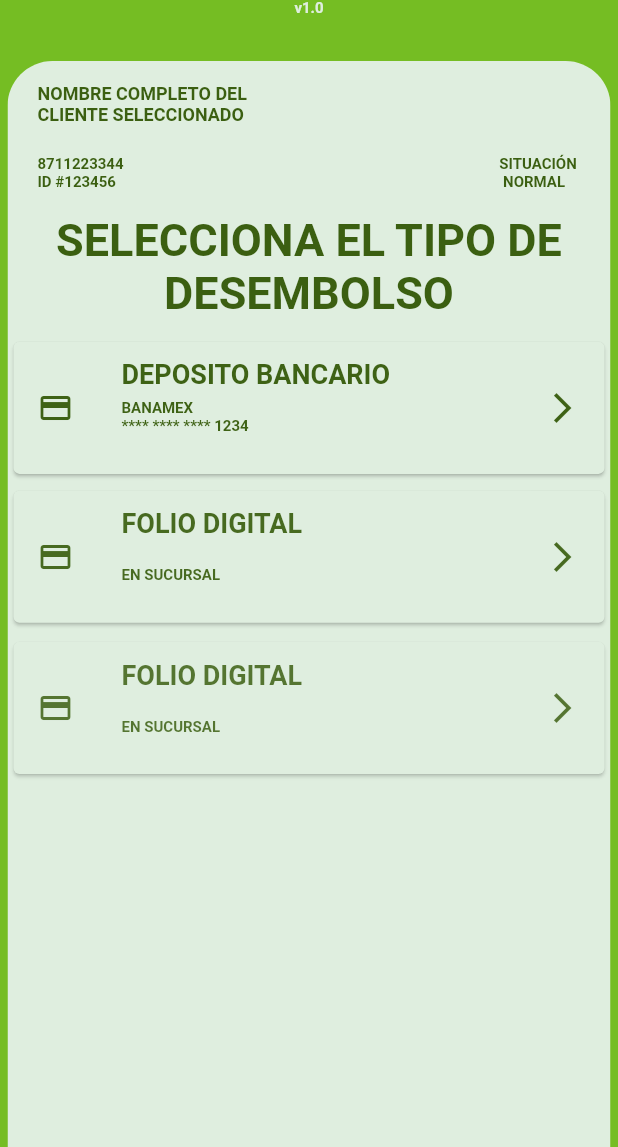
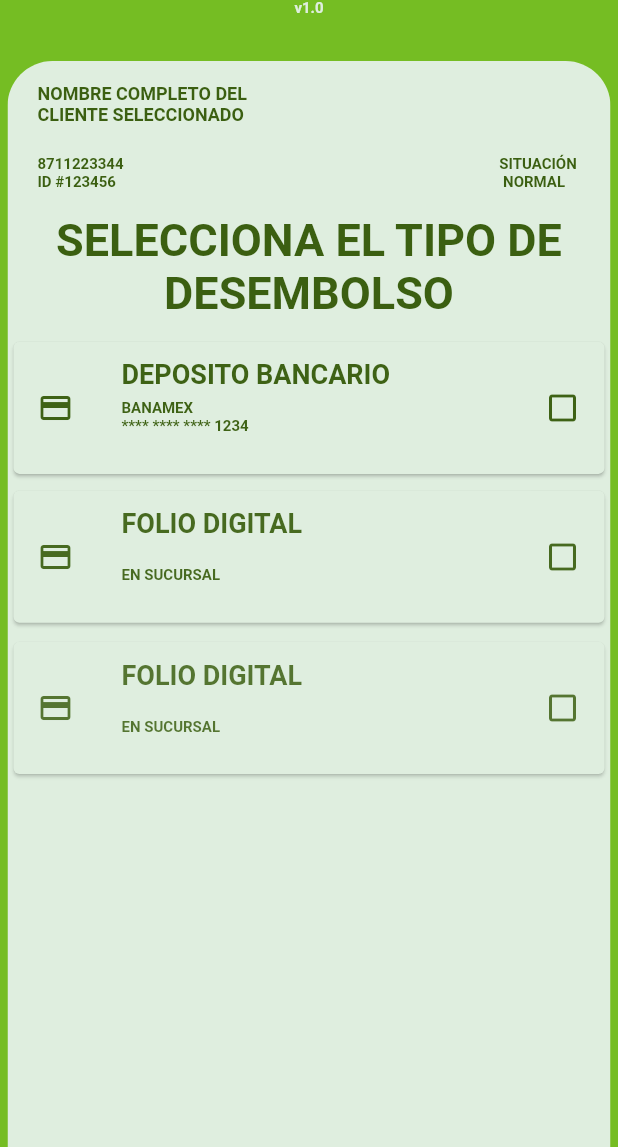
Before and after one commit to guillermoherrera/app_vale_cv, a Flutter app: the DesembolsoPage screen opened by its route, on a phone screen of 412 x 824 dp, the part 89-1236 px from its top. Run offline on Flutter 3.47's test engine with Material 2 defaults, Android fonts, the phone set to English and light mode, and no system bars; our stand-ins replace bloc, flutter_bloc, shimmer.

Commit message:
bottom button

```diff
--- a/lib/Pages/vales/desembolso_page.dart
+++ b/lib/Pages/vales/desembolso_page.dart
@@ -1,3 +1,4 @@
+import 'package:app_vale_cv/widgets/custom_elevated_button.dart';
 import 'package:flutter/material.dart';
 
 import '../../helpers/constants.dart';
@@ -5,8 +6,8 @@ import '../../helpers/custom_route_transition.dart';
 import '../../widgets/animator.dart';
 import '../../widgets/custom_app_bar.dart';
 import '../../widgets/custom_list_tile.dart';
-import '../../widgets/custom_loading.dart';
 import '../../widgets/custom_shimmer.dart';
+import '../../widgets/shake_transition.dart';
 
 class DesembolsoPage extends StatefulWidget {
   const DesembolsoPage({Key? key}) : super(key: key);
@@ -23,6 +24,7 @@ class _DesembolsoPageState extends State<DesembolsoPage> {
   bool _cargando = true;
   bool _withInfo = false;
   List<int> _desembolsos = [];
+  int optSelected = -1;
 
   _getData() async {
     await Future.delayed(const Duration(seconds: 1));
@@ -33,6 +35,12 @@ class _DesembolsoPageState extends State<DesembolsoPage> {
         _desembolsos = [1, 2, 3];
       });
     }
+  }
+
+  _optSelected(int opt) {
+    setState(() {
+      optSelected = opt;
+    });
   }
 
   @override
@@ -104,6 +112,7 @@ class _DesembolsoPageState extends State<DesembolsoPage> {
       children: [
         _fillHeader(),
         _fillBody(),
+        optSelected > -1 ? _button() : Container()
       ],
     );
   }
@@ -180,35 +189,77 @@ class _DesembolsoPageState extends State<DesembolsoPage> {
                   return WidgetAnimator(
                       child: GestureDetector(
                           onTap: () {
-                            Navigator.push(
-                                context,
-                                _customRoute
-                                    .createRutaSlide(Constants.pagePlazos));
+                            _optSelected(index);
                           },
                           child: CustomListTile(
                               title: Text(
                                   index == 0
                                       ? 'DEPOSITO BANCARIO'
                                       : 'FOLIO DIGITAL',
-                                  style: Constants.textStyleSubTitle),
+                                  style: optSelected == index
+                                      ? Constants.textStyleSubTitleAlternative
+                                      : Constants.textStyleSubTitle),
                               subTitle: Column(
                                 crossAxisAlignment: CrossAxisAlignment.start,
                                 children: [
                                   Text(index == 0 ? 'BANAMEX' : '',
-                                      style: Constants.textStyleParagraph),
+                                      style: optSelected == index
+                                          ? Constants
+                                              .textStyleParagraphAlternative
+                                          : Constants.textStyleParagraph),
                                   Text(
                                       index == 0
                                           ? '**** **** **** 1234'
                                           : 'EN SUCURSAL',
-                                      style: Constants.textStyleParagraph),
+                                      style: optSelected == index
+                                          ? Constants
+                                              .textStyleParagraphAlternative
+                                          : Constants.textStyleParagraph),
                                 ],
                               ),
-                              leading: const Icon(Icons.credit_card,
-                                  color: Constants.colorDefaultText),
-                              trailing: const Icon(
-                                Icons.arrow_forward_ios,
-                                color: Constants.colorDefaultText,
-                              ))));
+                              leading: Icon(Icons.credit_card,
+                                  color: optSelected == index
+                                      ? Constants.colorAlternative
+                                      : Constants.colorDefaultText),
+                              trailing: optSelected == index
+                                  ? const Icon(
+                                      Icons.check_box_outlined,
+                                      color: Constants.colorAlternative,
+                                    )
+                                  : const Icon(
+                                      Icons.check_box_outline_blank,
+                                      color: Constants.colorDefaultText,
+                                    ))));
                 })));
   }
+
+  Widget _button() {
+    return ShakeTransition(
+      child: Container(
+          decoration: const BoxDecoration(
+              color: Constants.colorAlternative,
+              borderRadius: BorderRadius.only(
+                topLeft: Radius.circular(10.0),
+                topRight: Radius.circular(10.0),
+              )),
+          width: double.infinity,
+          height: 50,
+          child: ShakeTransition(
+            axis: Axis.vertical,
+            offset: 140.0,
+            duration: const Duration(milliseconds: 3000),
+            child: CustomElevatedButton(
+                action: () {
+                  Navigator.push(context,
+                      _customRoute.createRutaSlide(Constants.pagePlazos));
+                },
+                borderColor: Constants.colorAlternative,
+                primaryColor: Constants.colorAlternative,
+                textColor: Colors.white,
+                label:
+                    'SIGUIENTE' //'${!_enviando ? 'Guardar' : 'Enviando ...'}'
+                ),
+          )),
+    );
+  }
 }
--- a/lib/helpers/constants.dart
+++ b/lib/helpers/constants.dart
@@ -53,4 +53,15 @@ class Constants {
       fontWeight: FontWeight.bold, fontSize: 12.0, color: colorDefault);
   static const TextStyle textStyleParagraphDefault = TextStyle(
       fontWeight: FontWeight.bold, fontSize: 10.0, color: colorDefault);
+
+  static const TextStyle textStyleHeaderAlternative = TextStyle(
+      fontWeight: FontWeight.bold, fontSize: 40.0, color: colorAlternative);
+  static const TextStyle textStyleTitleAlternative = TextStyle(
+      fontWeight: FontWeight.bold, fontSize: 30.0, color: colorAlternative);
+  static const TextStyle textStyleSubTitleAlternative = TextStyle(
+      fontWeight: FontWeight.bold, fontSize: 18.0, color: colorAlternative);
+  static const TextStyle textStyleStandardAlternative = TextStyle(
+      fontWeight: FontWeight.bold, fontSize: 12.0, color: colorAlternative);
+  static const TextStyle textStyleParagraphAlternative = TextStyle(
+      fontWeight: FontWeight.bold, fontSize: 10.0, color: colorAlternative);
 }
```
Also changed, not shown: lib/Pages/homepage/home_page.dart (+7 -2 lines), lib/Pages/vales/plazos_page.dart (+47 -6 lines).
